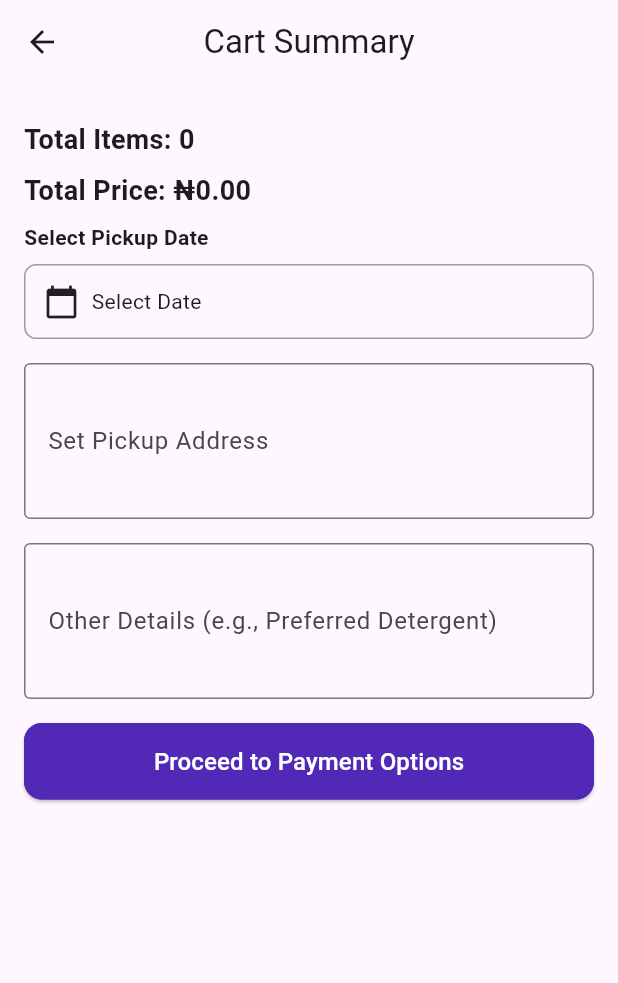
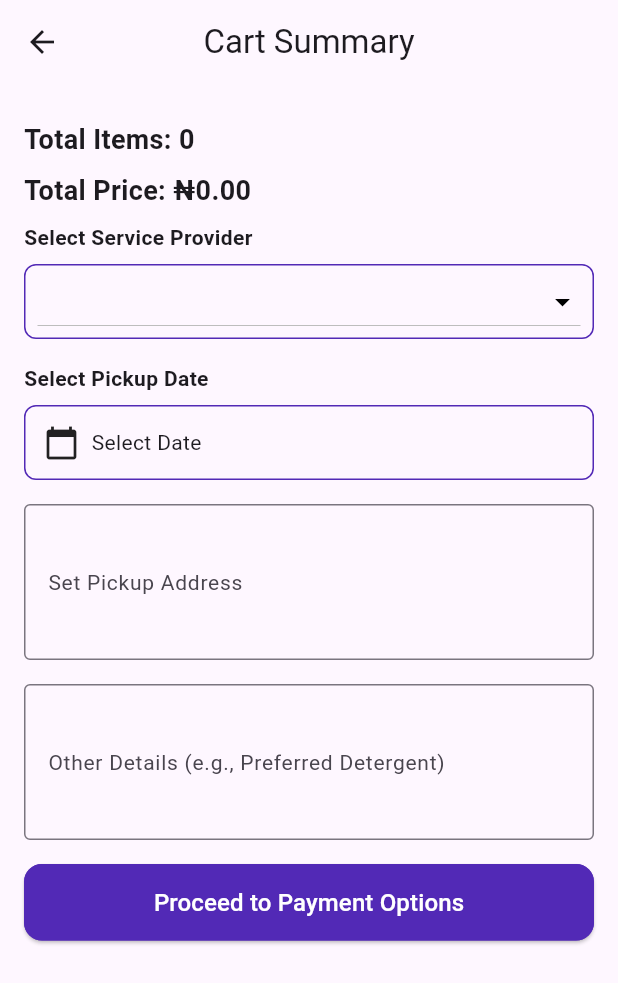
Before and after one commit to Atinuke-Manuels/WTF_CAPSTONE_PROJECT, a Flutter app: the CartSummaryPage screen opened directly with empty values, on a phone screen of 412 x 824 dp. Shown: the top 983 px of the screen. Run offline on Flutter 3.47's test engine with Material 3 defaults, Android fonts, the light colour scheme and no system bars; our stand-ins replace animated_splash_screen, bloc, cloud_firestore, equatable, firebase_auth, firebase_core and 9 more; missing offline and left inert: email_auth; accounts and stored records are empty.

Commit message:
Added Cart Summary Page

```diff
--- a/lib/features/cart/pages/cart_summary_page.dart
+++ b/lib/features/cart/pages/cart_summary_page.dart
@@ -1,5 +1,7 @@
 import 'package:flutter/material.dart';
 import 'package:laundry_ease/features/onboarding/widgets/button_item.dart';
+
+import '../../home/widgets/laundry_service_provider/service_provider_section_item_data.dart';
 
 class CartSummaryPage extends StatefulWidget {
   final int totalItems;
@@ -17,6 +19,7 @@ class CartSummaryPage extends StatefulWidget {
 
 class _CartSummaryPageState extends State<CartSummaryPage> {
   DateTime? selectedDate;
+  String? selectedServiceProvider;
 
   void _selectDate(BuildContext context) async {
     final DateTime? pickedDate = await showDatePicker(
@@ -58,6 +61,48 @@ class _CartSummaryPageState extends State<CartSummaryPage> {
                 style: TextStyle(fontSize: 18.0, fontWeight: FontWeight.bold),
               ),
             ),
+            // Dropdown to select service provider
+            Padding(
+              padding: const EdgeInsets.only(bottom: 16.0),
+              child: Column(
+                crossAxisAlignment: CrossAxisAlignment.start,
+                children: [
+                  Text(
+                    'Select Service Provider',
+                    style: TextStyle(fontWeight: FontWeight.bold),
+                  ),
+                  SizedBox(height: 8),
+                  Container(
+                    padding: EdgeInsets.symmetric(horizontal: 8),
+                    width: double.infinity, // Adjust the width as needed
+                    decoration: BoxDecoration(
+                      border: Border.all(color: Theme.of(context).primaryColor), // Add a border
+                      borderRadius: BorderRadius.circular(8.0), // Add border radius for rounded corners
+                    ),
+                    child: DropdownButton<String>(
+                      value: selectedServiceProvider,
+                      onChanged: (String? newValue) {
+                        setState(() {
+                          selectedServiceProvider = newValue;
+                        });
+                      },
+                      isExpanded: true, // Set to true to expand the dropdown button
+                      items: serviceProviderData.map((Map<String, dynamic> provider) {
+                        return DropdownMenuItem<String>(
+                          value: provider['titleText'],
+                          child: Text(provider['titleText']),
+                        );
+                      }).toList(),
+                      icon: Icon(Icons.arrow_drop_down), // Set a custom dropdown icon
+                      iconSize: 24, // Adjust the icon size as needed
+                      iconEnabledColor: Colors.black, // Adjust the icon color as needed
+                    ),
+                  ),
+
+
+                ],
+              ),
+            ),
             // Section to select pickup date
             Padding(
               padding: const EdgeInsets.only(bottom: 16.0),
@@ -76,7 +121,7 @@ class _CartSummaryPageState extends State<CartSummaryPage> {
                     child: Container(
                       padding: EdgeInsets.all(12),
                       decoration: BoxDecoration(
-                        border: Border.all(color: Colors.grey),
+                        border: Border.all(color: Theme.of(context).primaryColor),
                         borderRadius: BorderRadius.circular(8),
                       ),
                       child: Row(
@@ -100,7 +145,10 @@ class _CartSummaryPageState extends State<CartSummaryPage> {
                 maxLines: 3,
                 decoration: InputDecoration(
                   labelText: 'Set Pickup Address',
-                  border: OutlineInputBorder(),
+                  labelStyle: TextStyle(fontSize: 14.0),
+                  border: OutlineInputBorder(
+                    borderSide: BorderSide(color: Theme.of(context).primaryColor),
+                  ),
                 ),
               ),
             ),
@@ -111,12 +159,20 @@ class _CartSummaryPageState extends State<CartSummaryPage> {
                 maxLines: 3,
                 decoration: InputDecoration(
                   labelText: 'Other Details (e.g., Preferred Detergent)',
-                  border: OutlineInputBorder(),
+                  labelStyle: TextStyle(fontSize: 14.0),
+                  border: OutlineInputBorder(
+                    borderSide: BorderSide(color: Theme.of(context).primaryColor), // Change the border color
+                  ),
                 ),
               ),
             ),
+
             // Button to proceed to payment options
-            ButtonItem(title: "Proceed to Payment Options", onPress: (){}, backgroundColor: Theme.of(context).primaryColor,)
+            ButtonItem(
+              title: "Proceed to Payment Options",
+              onPress: () {},
+              backgroundColor: Theme.of(context).primaryColor,
+            )
           ],
         ),
       ),
--- a/lib/features/home/widgets/laundry_service_provider/service_provider_section_item_data.dart
+++ b/lib/features/home/widgets/laundry_service_provider/service_provider_section_item_data.dart
@@ -83,7 +83,7 @@ const List<Map<String, dynamic>> serviceProviderData = [
 
   },
   {
-    'titleText': "True Laundry",
+    'titleText': "Blue Laundry",
     'subText': "250 m",
     'thirdText': "#400/mth",
     'fourthText': "Closed",
@@ -103,7 +103,7 @@ const List<Map<String, dynamic>> serviceProviderData = [
 
   },
   {
-    'titleText': "Delight Laundry",
+    'titleText': "Blight Laundry",
     'subText': "250 m",
     'thirdText': "#500/mth",
     'fourthText': "Closed",
```
